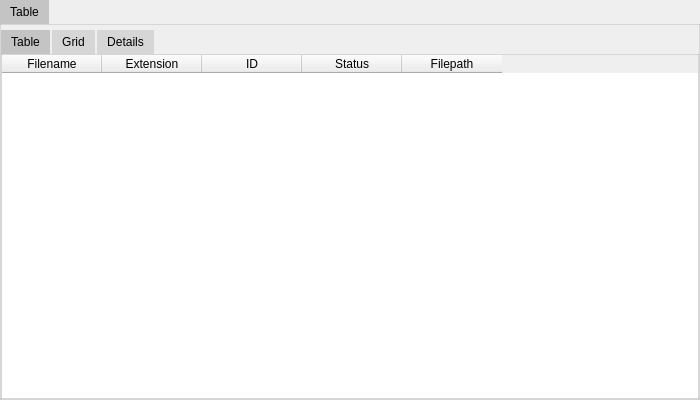
This is gui/layout/main_workspace.ui in mudrikam/Image-Tea-mini as Qt 5 draws it before an edit. The edited form follows.
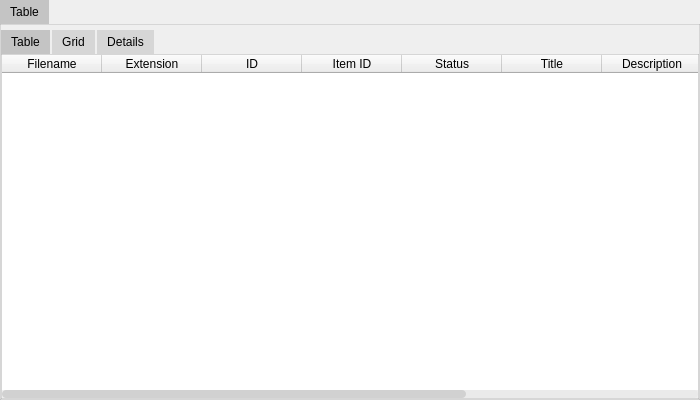
This is the edited form. The open tabs and pages were chosen to show the change.

Commit message: Enhance TableManager and database schema; add title, description, and tags fields for improved data handling and display in the table view.

```diff
--- a/gui/layout/main_workspace.ui
+++ b/gui/layout/main_workspace.ui
@@ -196,17 +196,36 @@
               <property name="text">
                <string>Extension</string>
               </property>
-             </column>
+             </column>             
              <column>
               <property name="text">
                <string>ID</string>
               </property>
              </column>
              <column>
+              <property name="text">
+               <string>Item ID</string>
+              </property>
+             </column>             <column>
               <property name="text">
                <string>Status</string>
               </property>
              </column>
+             <column>
+              <property name="text">
+               <string>Title</string>
+              </property>
+             </column>
+             <column>
+              <property name="text">
+               <string>Description</string>
+              </property>
+             </column>
+             <column>
+              <property name="text">
+               <string>Tags</string>
+              </property>
+             </column>
              <column>
               <property name="text">
                <string>Filepath</string>
```
The commit also changes 2 other files.
